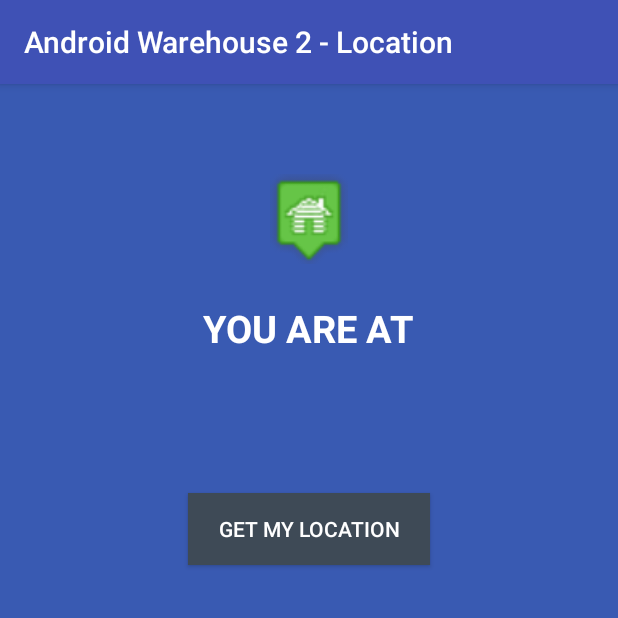
After one commit to hatimmakki/android-warehouse-2, an Android app: the LocationDemo screen opened directly, with no data from a screen before it, on a phone screen of 412 x 824 dp, the top half of it. The commit adds this screen. Run offline under Robolectric (Android 15) with nearby library versions, the phone set to English and light mode, and no system bars.

Commit message:
Location Demo

```diff
--- a/app/src/main/AndroidManifest.xml
+++ b/app/src/main/AndroidManifest.xml
@@ -1,6 +1,9 @@
 <?xml version="1.0" encoding="utf-8"?>
 <manifest xmlns:android="http://schemas.android.com/apk/res/android"
     package="com.maxwell.androidwarehouse2">
+
+    <uses-permission android:name="android.permission.ACCESS_COARSE_LOCATION"></uses-permission>
+    <uses-permission android:name="android.permission.ACCESS_FINE_LOCATION"></uses-permission>
 
     <application
         android:allowBackup="true"
@@ -17,6 +20,7 @@
         </activity>
 
         <activity android:name=".activities.DummyActivity"></activity>
+        <activity android:name=".activities.LocationDemo"></activity>
 
         <!-- GOOGLE MAPS BEGIN -->
         <meta-data
--- a/app/src/main/java/com/maxwell/androidwarehouse2/MainActivity.java
+++ b/app/src/main/java/com/maxwell/androidwarehouse2/MainActivity.java
@@ -53,7 +53,7 @@ public class MainActivity extends AppCompatActivity {
             mActivities = new ArrayList<>(Arrays.asList(pi.activities));
 
             for (ActivityInfo item:mActivities) {
-                if(!item.name.contains("MainActivity")){
+                if(!item.name.contains("MainActivity") && item.name.contains("activities")){
                     Class cl = Class.forName(item.name);
                     String className = item.name.replace(item.packageName + ".activities.", "");
                     itemsList.add(new Items(cl, className));
--- /dev/null
+++ b/app/src/main/java/com/maxwell/androidwarehouse2/activities/LocationDemo.java
@@ -0,0 +1,142 @@
+package com.maxwell.androidwarehouse2.activities;
+
+import android.location.Location;
+import android.os.Bundle;
+import android.support.v7.app.AppCompatActivity;
+import android.util.Log;
+import android.view.View;
+import android.widget.Button;
+import android.widget.TextView;
+import android.widget.Toast;
+
+import com.google.android.gms.common.ConnectionResult;
+import com.google.android.gms.common.GooglePlayServicesUtil;
+import com.google.android.gms.common.api.GoogleApiClient;
+import com.google.android.gms.location.LocationRequest;
+import com.google.android.gms.location.LocationServices;
+import com.maxwell.androidwarehouse2.R;
+
+/**
+ * Created by Maxwell on 10/10/2015.
+ */
+public class LocationDemo extends AppCompatActivity implements GoogleApiClient.ConnectionCallbacks,
+        GoogleApiClient.OnConnectionFailedListener {
+    // LogCat tag
+    private static final String TAG = LocationDemo.class.getSimpleName();
+
+    private final static int PLAY_SERVICES_RESOLUTION_REQUEST = 1000;
+
+    private Location mLastLocation;
+
+    // Google client to interact with Google API
+    private GoogleApiClient mGoogleApiClient;
+
+    // boolean flag to toggle periodic location updates
+    private boolean mRequestingLocationUpdates = false;
+
+    private LocationRequest mLocationRequest;
+
+    // Location updates intervals in sec
+    private static int UPDATE_INTERVAL = 10000; // 10 sec
+    private static int FATEST_INTERVAL = 5000; // 5 sec
+    private static int DISPLACEMENT = 10; // 10 meters
+
+    // UI elements
+    private TextView lblLocation;
+    private Button btnShowLocation;
+
+    @Override
+    protected void onCreate(Bundle savedInstanceState) {
+        super.onCreate(savedInstanceState);
+        setContentView(R.layout.location_layout);
+
+        lblLocation = (TextView) findViewById(R.id.lblLocation);
+        btnShowLocation = (Button) findViewById(R.id.btnShowLocation);
+
+        // First we need to check availability of play services
+        if (checkPlayServices()) {
+            // Building the GoogleApi client
+            buildGoogleApiClient();
+        }
+
+        // Show location button click listener
+        btnShowLocation.setOnClickListener(new View.OnClickListener() {
+
+            @Override
+            public void onClick(View v) {
+                displayLocation();
+            }
+        });
+    }
+
+    private void displayLocation() {
+
+        mLastLocation = LocationServices.FusedLocationApi
+                .getLastLocation(mGoogleApiClient);
+
+        if (mLastLocation != null) {
+            double latitude = mLastLocation.getLatitude();
+            double longitude = mLastLocation.getLongitude();
+
+            lblLocation.setText(latitude + ", " + longitude);
+        } else {
+            lblLocation
+                    .setText("(Couldn't get the location. Make sure location is enabled on the device)");
+        }
+    }
+
+    protected synchronized void buildGoogleApiClient() {
+        mGoogleApiClient = new GoogleApiClient.Builder(this)
+                .addConnectionCallbacks(this)
+                .addOnConnectionFailedListener(this)
+                .addApi(LocationServices.API).build();
+    }
+
+    private boolean checkPlayServices() {
+        int resultCode = GooglePlayServicesUtil
+                .isGooglePlayServicesAvailable(this);
+        if (resultCode != ConnectionResult.SUCCESS) {
+            if (GooglePlayServicesUtil.isUserRecoverableError(resultCode)) {
+                GooglePlayServicesUtil.getErrorDialog(resultCode, this,
+                        PLAY_SERVICES_RESOLUTION_REQUEST).show();
+            } else {
+                Toast.makeText(getApplicationContext(),
+                        "This device is not supported.", Toast.LENGTH_LONG)
+                        .show();
+                finish();
+            }
+            return false;
+        }
+        return true;
+    }
+
+    protected void onStart() {
+        super.onStart();
+        if (mGoogleApiClient != null) {
+            mGoogleApiClient.connect();
+        }
+    }
+
+    @Override
+    protected void onResume() {
+        super.onResume();
+
+        checkPlayServices();
+    }
+
+    @Override
+    public void onConnected(Bundle bundle) {
+        displayLocation();
+    }
+
+    @Override
+    public void onConnectionSuspended(int i) {
+        mGoogleApiClient.connect();
+    }
+
+    @Override
+    public void onConnectionFailed(ConnectionResult result) {
+        Log.i(TAG, "Connection failed: ConnectionResult.getErrorCode() = "
+                + result.getErrorCode());
+    }
+}
--- /dev/null
+++ b/app/src/main/res/layout/location_layout.xml
@@ -0,0 +1,44 @@
+<LinearLayout xmlns:android="http://schemas.android.com/apk/res/android"
+    xmlns:tools="http://schemas.android.com/tools"
+    android:layout_width="match_parent"
+    android:layout_height="match_parent"
+    android:background="@color/view_bg"
+    android:gravity="center_horizontal"
+    android:orientation="vertical" >
+
+    <ImageView
+        android:layout_width="60dp"
+        android:layout_height="60dp"
+        android:layout_marginTop="60dp"
+        android:src="@drawable/cabin2" />
+
+    <TextView
+        android:layout_width="wrap_content"
+        android:layout_height="wrap_content"
+        android:layout_marginTop="25dp"
+        android:text="@string/lbl_you_are_at"
+        android:textColor="@color/white"
+        android:textSize="25dp"
+        android:textStyle="bold" />
+
+    <TextView
+        android:id="@+id/lblLocation"
+        android:layout_width="wrap_content"
+        android:layout_height="wrap_content"
+        android:gravity="center_horizontal"
+        android:padding="15dp"
+        android:textColor="@color/white"
+        android:textSize="16dp" />
+
+    <Button
+        android:id="@+id/btnShowLocation"
+        android:layout_width="wrap_content"
+        android:layout_height="wrap_content"
+        android:layout_marginTop="40dp"
+        android:background="@color/btn_bg"
+        android:paddingLeft="20dp"
+        android:paddingRight="20dp"
+        android:text="@string/btn_get_location"
+        android:textColor="@color/white" />
+
+</LinearLayout>
--- a/app/src/main/res/values/colors.xml
+++ b/app/src/main/res/values/colors.xml
@@ -3,4 +3,7 @@
     <color name="colorPrimary">#3F51B5</color>
     <color name="colorPrimaryDark">#303F9F</color>
     <color name="colorAccent">#FF4081</color>
+    <color name="view_bg">#395ab2</color>
+    <color name="white">#fff</color>
+    <color name="btn_bg">#3e4a56</color>
 </resources>
--- a/app/src/main/res/values/strings.xml
+++ b/app/src/main/res/values/strings.xml
@@ -4,4 +4,7 @@
         AIzaSyA5GiCbtd-_Hfz19WH8HfFYyj7xlBhmR9Q
     </string>
     <string name="title_activity_google_maps_demo">Map</string>
+
+    <string name="lbl_you_are_at">YOU ARE AT</string>
+    <string name="btn_get_location">GET MY LOCATION</string>
 </resources>
```
Also changed, not shown: app/src/main/res/drawable/cabin2.png (added).
